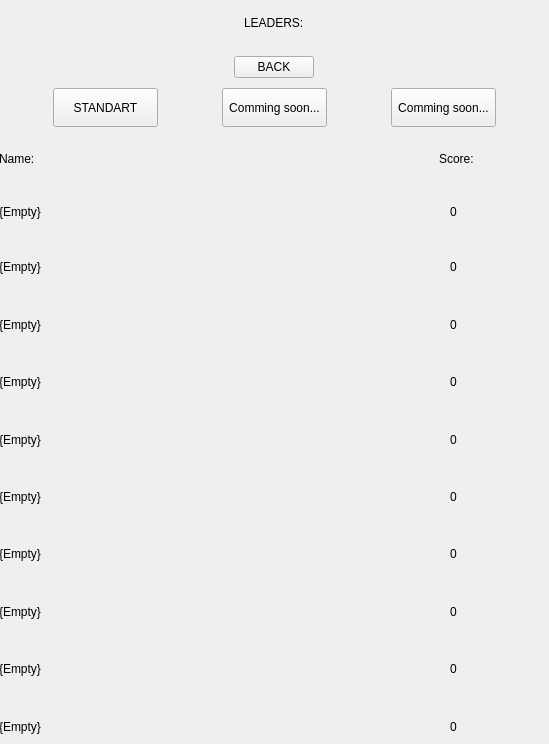
Old version of the form Python/Leaders.ui in the repository motorollainlinux/BattleTeaster.
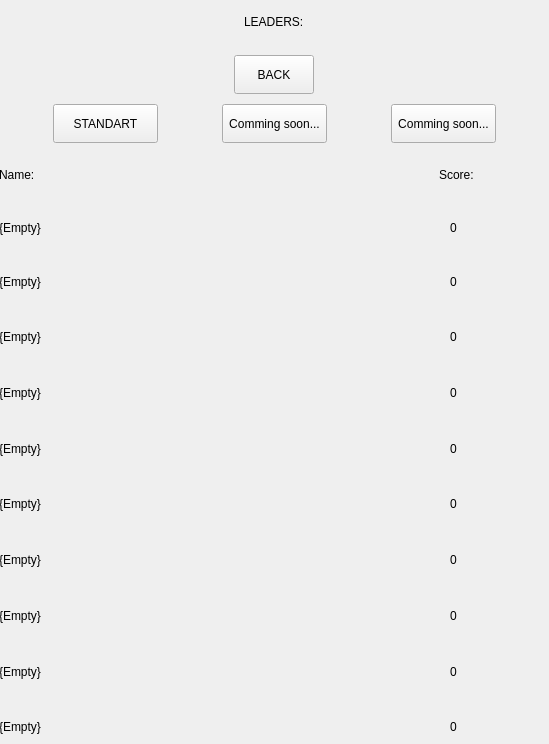
New version of the form.

```diff
--- a/Python/Leaders.ui
+++ b/Python/Leaders.ui
@@ -34,7 +34,13 @@
      </widget>
     </item>
     <item alignment="Qt::AlignHCenter">
-     <widget class="QPushButton" name="pushButton_2">
+     <widget class="QPushButton" name="pushButton1">
+      <property name="maximumSize">
+       <size>
+        <width>16777215</width>
+        <height>39</height>
+       </size>
+      </property>
       <property name="text">
        <string>BACK</string>
       </property>
```
Left out of the diff: 8 changed lines with no effect on the pictures.
